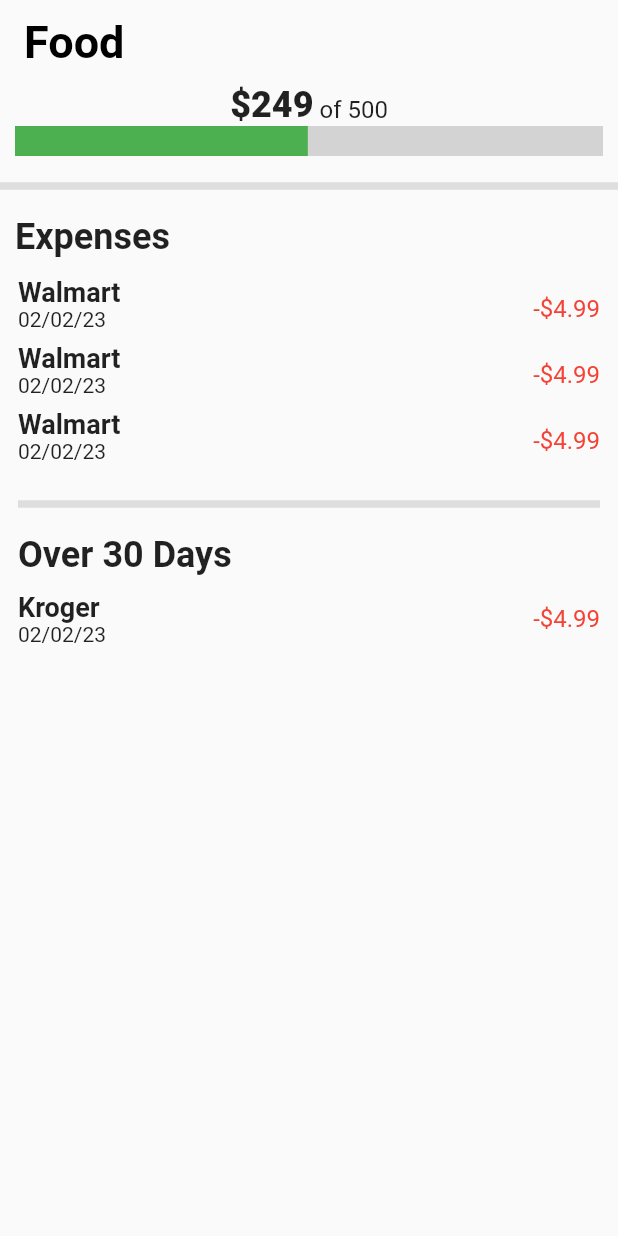
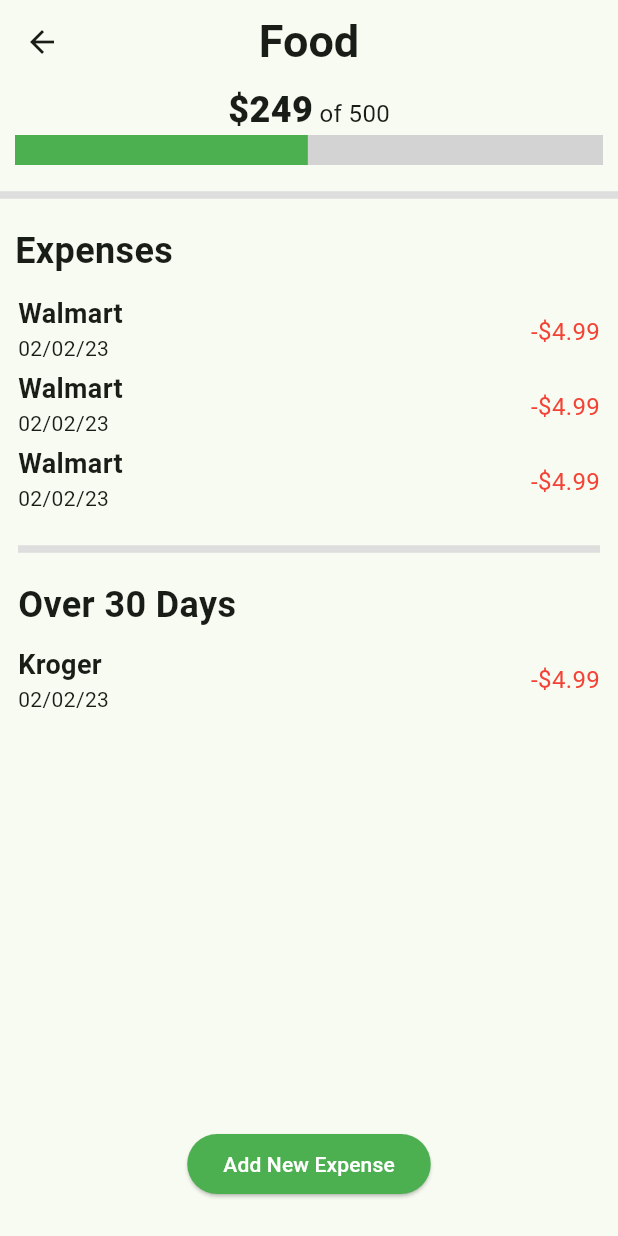
Before and after one commit to WSU-4110/budgie, a Flutter app: the screen it shows after launch, after a tap on "Food", on a phone screen of 412 x 824 dp. Run offline on Flutter 3.47's test engine with Material 2 defaults, Android fonts, the phone set to English and light mode, and no system bars; drawn by our look-alikes of percent_indicator; our stand-ins replace firebase_core, flutter_settings_screens, sticky_headers; accounts and stored records are empty; generated files the repository leaves out were written again.

Commit message:
Updated readme and Fixed issue text wasn't changing color when dark theme was enabled (#37)
* Added horizontal progress bar to track categories of budget

* Attempting to add text above bar

* Added category title and budget amount (template)

* Made progress bar and text dynamic

* Fixed several formatting elements to make it look closer to the product design

* Minor changes

* Made the progress amount bold, matching parity of figma design

* Finished progress bar implimentation

* Fixed the dependencies

* Preparing for compartmentalization

* Small updated from merge

* test

* Updated gitignore

* Started integrating firebase

* Added firebase to the project

* Made breakdown budgets clickable

* Attempting to fix a mistake

* Attempting to fix blockers

* Minor changes

* Added Horizontal navbar to the expenses page

* decoupling expenses page for readability and future inheritance

* Finished FR7 & FR 10

* updated readme

* Updated my changes to support dark mode integration

* Added temporary button route to expense form

```diff
--- a/lib/BudgetCategories/horProgressBar.dart
+++ b/lib/BudgetCategories/horProgressBar.dart
@@ -17,8 +17,8 @@ class _HorProgressBar extends State<HorProgressBar> {
         body: Center(
             child: InkWell(
       onTap: () {
-        Navigator.push(
-            context, MaterialPageRoute(builder: (context) => ExpensesPage()));
+        Navigator.push(context,
+            MaterialPageRoute(builder: (context) => const ExpensesPage()));
       },
       child: Container(
           margin: const EdgeInsets.all(8.0),
@@ -50,8 +50,7 @@ class _HorProgressBar extends State<HorProgressBar> {
                         Text('\$$progressAmt',
                             style:
                                 const TextStyle(fontWeight: FontWeight.w800)),
-                        Text(' of $totalProgress',
-                            style: const TextStyle(color: Colors.black87)),
+                        Text(' of $totalProgress'),
                       ],
                     )),
               )
--- a/lib/ExpensesPage/expensesContainer.dart
+++ b/lib/ExpensesPage/expensesContainer.dart
@@ -1,7 +1,6 @@
 import 'package:flutter/material.dart';
 import 'package:percent_indicator/linear_percent_indicator.dart';
 import 'package:budgie/ExpensesPage/expensesPageClass.dart';
-
 
 class ExpensesContainer extends StatefulWidget {
   const ExpensesContainer({Key? key}) : super(key: key);
@@ -19,10 +18,10 @@ class _ExpensesContainer extends State<ExpensesContainer> {
         children: [
           Column(crossAxisAlignment: CrossAxisAlignment.start, children: [
             Text(expenseName,
-                  style: const TextStyle(fontWeight: FontWeight.bold, fontSize: 18)),
+                style:
+                    const TextStyle(fontWeight: FontWeight.bold, fontSize: 18)),
             Text(
               expenseDate,
-                style: const TextStyle(color: Colors.black87),
             )
           ]),
           Text('-\$$expensePrice',
--- a/lib/ExpensesPage/expensesPage.dart
+++ b/lib/ExpensesPage/expensesPage.dart
@@ -1,3 +1,4 @@
+import 'package:budgie/main.dart';
 import 'package:flutter/cupertino.dart';
 import 'package:flutter/material.dart';
 import 'package:percent_indicator/linear_percent_indicator.dart';
@@ -6,22 +7,19 @@ import 'package:budgie/ExpensesPage/expensesContainer.dart';
 import 'package:sticky_headers/sticky_headers.dart';
 
 class ExpensesPage extends StatelessWidget {
+  const ExpensesPage({super.key});
+
   @override
   Widget build(BuildContext context) {
-    return MaterialApp(
-      title: 'route',
-      home: Scaffold(
+    return Scaffold(
       extendBodyBehindAppBar: false,
       appBar: AppBar(
         elevation: 0,
-            backgroundColor: Color.fromARGB(0, 0, 0, 0),
-            centerTitle: false,
+        backgroundColor: const Color.fromARGB(0, 255, 255, 255),
+        centerTitle: true,
         title: const Text(
           'Food',
-              style: TextStyle(
-                  fontSize: 30,
-                  fontWeight: FontWeight.bold,
-                  color: Color.fromARGB(255, 0, 0, 0)),
+          style: TextStyle(fontSize: 30, fontWeight: FontWeight.bold),
         ),
       ),
       // Horizontal progress bar
@@ -38,8 +36,7 @@ class ExpensesPage extends StatelessWidget {
                     style: const TextStyle(
                         fontWeight: FontWeight.w800, fontSize: 24)),
                 Text(' of $totalProgress',
-                        style: const TextStyle(
-                            fontSize: 16, color: Colors.black87)),
+                    style: const TextStyle(fontSize: 16)),
               ],
             ),
             LinearPercentIndicator(
@@ -63,8 +60,7 @@ class ExpensesPage extends StatelessWidget {
                 alignment: AlignmentDirectional.centerStart,
                 child: Text(
                   'Expenses',
-                      style:
-                          TextStyle(fontWeight: FontWeight.bold, fontSize: 24),
+                  style: TextStyle(fontWeight: FontWeight.bold, fontSize: 24),
                 ),
               ),
             ),
@@ -74,13 +70,13 @@ class ExpensesPage extends StatelessWidget {
                     child: ListView(children: [
                       // ExpensesContainer(),
                       Container(
-                              height: 44,
+                          height: 50,
                           child: Center(child: ExpensesContainer())),
                       Container(
-                              height: 44,
+                          height: 50,
                           child: Center(child: ExpensesContainer())),
                       Container(
-                              height: 44,
+                          height: 50,
                           child: Center(child: ExpensesContainer())),
                       const Divider(
                         height: 40,
@@ -112,17 +108,31 @@ class ExpensesPage extends StatelessWidget {
                                         fontSize: 18)),
                                 Text(
                                   '02/02/23',
-                                      style: TextStyle(color: Colors.black87),
                                 )
                               ]),
                           const Text('-\$4.99',
-                                  style: TextStyle(
-                                      color: Colors.red, fontSize: 16))
+                              style: TextStyle(color: Colors.red, fontSize: 16))
                         ],
                       ),
                     ]))),
-// RaisedButton
-              ])),
+            Padding(
+              padding: EdgeInsets.only(top: 24, bottom: 24),
+              child: ElevatedButton(
+                onPressed: () {
+                  Navigator.push(
+                      context,
+                      MaterialPageRoute(
+                          builder: (context) =>
+                              HomePage())); // Will be used for Expense Form
+                },
+                style: ElevatedButton.styleFrom(primary: Colors.green),
+                child: Text(
+                  "Add New Expense",
+                  style: TextStyle(color: Colors.white),
+                ),
+              ),
+            )
+          ]),
     );
   }
 }
--- a/lib/main.dart
+++ b/lib/main.dart
@@ -65,10 +65,12 @@ class _MyStatefulWidgetState extends State<MyStatefulWidget> {
   Widget build(BuildContext context) {
     return Scaffold(
       appBar: AppBar(
+        elevation: 0,
+        backgroundColor: Color.fromARGB(0, 0, 0, 0),
         centerTitle: false,
         title: const Text(
           'Budgie',
-          style: TextStyle(fontSize: 25, fontWeight: FontWeight.bold),
+          style: TextStyle(fontSize: 30, fontWeight: FontWeight.bold),
         ),
       ),
       body: pages.elementAt(selectedPage),
@@ -135,7 +137,7 @@ class HomePage extends StatelessWidget {
               SizedBox(height: 118, child: Center(child: HorProgressBar())),
               SizedBox(height: 118, child: Center(child: HorProgressBar())),
               SizedBox(height: 118, child: Center(child: HorProgressBar())),
-              SizedBox(height: 30, child: Center(child: addButton()))
+              SizedBox(height: 30, child: Center(child: AddButton()))
             ])),
       ]),
     );
```
Also changed, not shown: pubspec.lock, 3 other files. Lines whose indentation alone changed are shown as unchanged.
